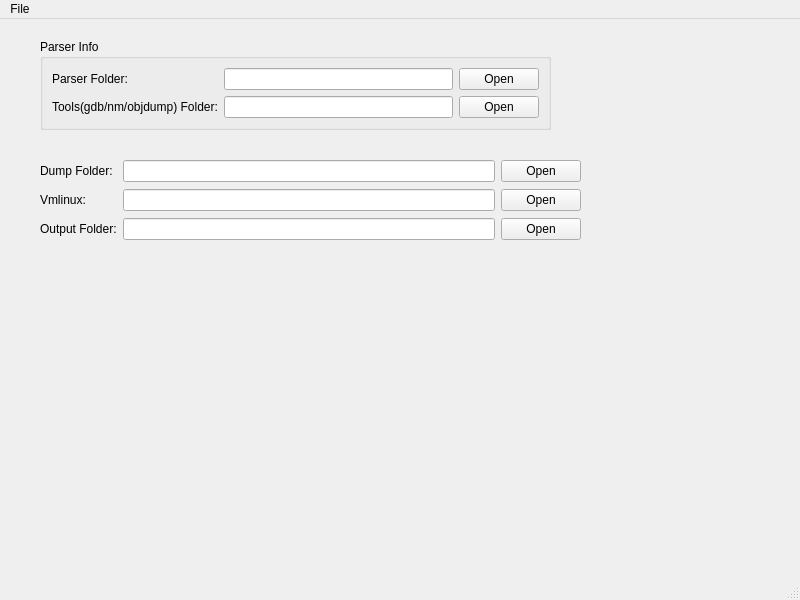
Above: qparser.ui from bdunix/qparser before the change. Below: the same form after it.
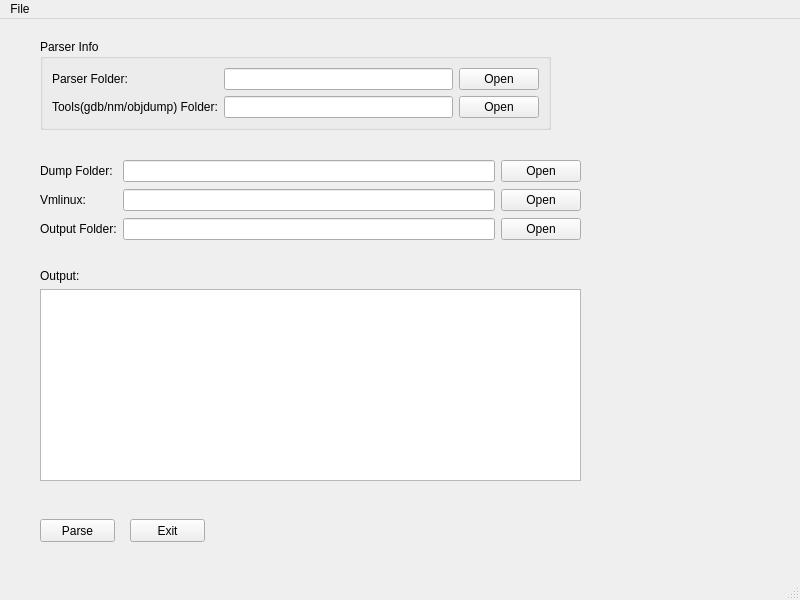
That is the form after the change.

Commit message: Add output textEdit

Diff of the .ui file:
```diff
--- a/qparser.ui
+++ b/qparser.ui
@@ -126,6 +126,54 @@
      </item>
     </layout>
    </widget>
+   <widget class="QPushButton" name="parsePushButton">
+    <property name="geometry">
+     <rect>
+      <x>40</x>
+      <y>500</y>
+      <width>75</width>
+      <height>23</height>
+     </rect>
+    </property>
+    <property name="text">
+     <string>Parse</string>
+    </property>
+   </widget>
+   <widget class="QPushButton" name="exitPushButton">
+    <property name="geometry">
+     <rect>
+      <x>130</x>
+      <y>500</y>
+      <width>75</width>
+      <height>23</height>
+     </rect>
+    </property>
+    <property name="text">
+     <string>Exit</string>
+    </property>
+   </widget>
+   <widget class="QWidget" name="">
+    <property name="geometry">
+     <rect>
+      <x>40</x>
+      <y>250</y>
+      <width>541</width>
+      <height>212</height>
+     </rect>
+    </property>
+    <layout class="QVBoxLayout" name="verticalLayout">
+     <item>
+      <widget class="QLabel" name="label_6">
+       <property name="text">
+        <string>Output:</string>
+       </property>
+      </widget>
+     </item>
+     <item>
+      <widget class="QTextEdit" name="outputTextEdit"/>
+     </item>
+    </layout>
+   </widget>
   </widget>
   <widget class="QStatusBar" name="statusbar"/>
   <widget class="QMenuBar" name="menubar">
```
Left out of the diff: 16 changed lines with no effect on the pictures. The commit also changes 1 other file.
